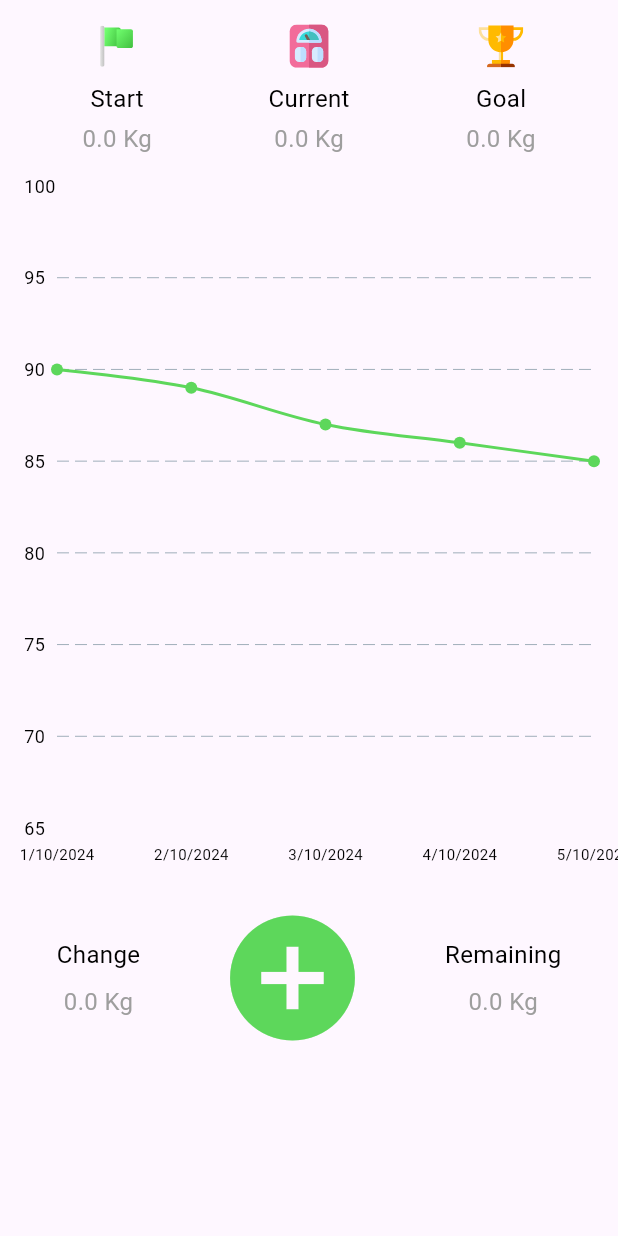
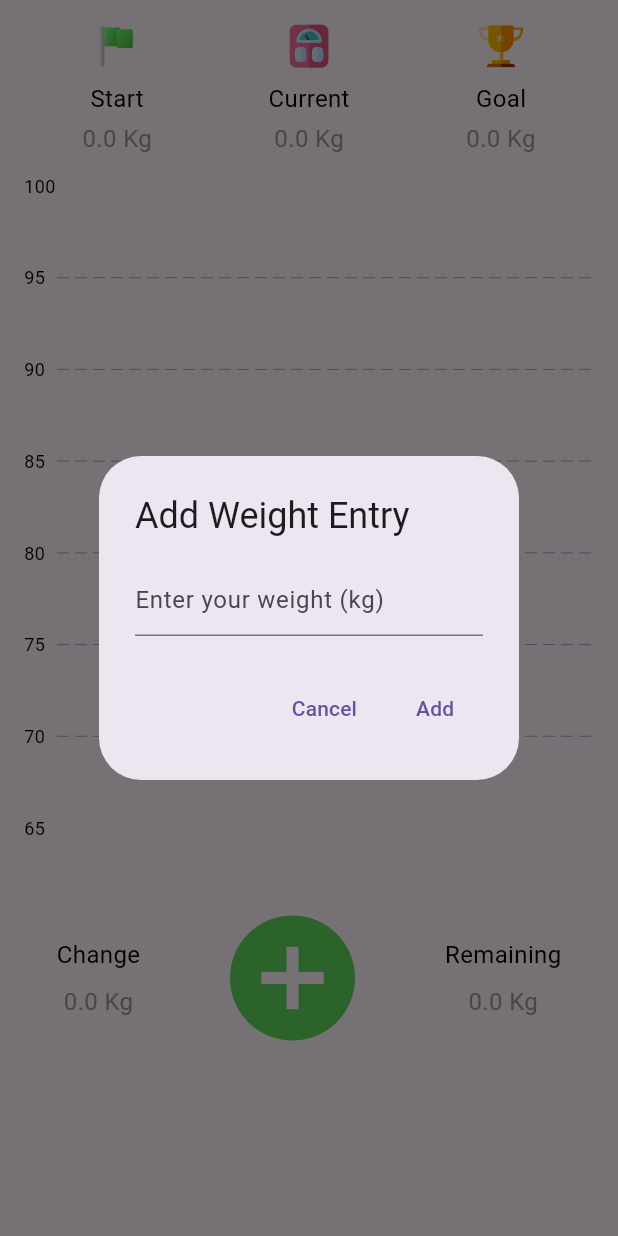
Before and after one commit to bc200408759/Weight_Scale, a Flutter app: the HomeTab widget shown alone on an empty page, opened directly, after a tap on the "add circle" icon, on a phone screen of 412 x 824 dp. Run offline on Flutter 3.47's test engine with Material 3 defaults, Android fonts, the phone set to English and light mode, and no system bars; drawn by our look-alikes of fl_chart; our stand-ins replace flutter_svg, shared_preferences; accounts and stored records are empty.

Commit message:
updated history tab with user preferances

```diff
--- a/lib/screens/home.dart
+++ b/lib/screens/home.dart
@@ -2,6 +2,7 @@ import 'package:flutter/material.dart';
 import 'package:flutter_svg/flutter_svg.dart';
 import 'package:fl_chart/fl_chart.dart';
 import '../user_preferences.dart'; // Import your UserPreferences class
+import '../weight_history.dart'; // Import your WeightHistory class
 
 class HomeTab extends StatefulWidget {
   @override
@@ -9,13 +10,8 @@ class HomeTab extends StatefulWidget {
 }
 
 class _HomeTabState extends State<HomeTab> {
-  final List<String> dates = [
-    "1/10/2024",
-    "2/10/2024",
-    "3/10/2024",
-    "4/10/2024",
-    "5/10/2024",
-  ];
+  final List<String> dates = [];
+  List<FlSpot> weightSpots = []; // Store FlSpot data for the chart
 
   double startWeight = 0.0;
   double currentWeight = 0.0;
@@ -24,11 +20,13 @@ class _HomeTabState extends State<HomeTab> {
   double remainingWeight = 0.0;
 
   final UserPreferences _userPreferences = UserPreferences();
+  final WeightHistory _weightHistory = WeightHistory();
 
   @override
   void initState() {
     super.initState();
     _initializeUserData();
+    _initializeWeightHistory();
   }
 
   Future<void> _initializeUserData() async {
@@ -41,6 +39,81 @@ class _HomeTabState extends State<HomeTab> {
       weightChange = startWeight - currentWeight;
       remainingWeight = currentWeight - targetWeight;
     });
+  }
+
+  Future<void> _initializeWeightHistory() async {
+    await _weightHistory.init();
+    _loadWeightHistory();
+  }
+
+  void _loadWeightHistory() {
+    final history = _weightHistory.getHistory();
+
+    // Populate the FlSpot data and dates
+    weightSpots = [];
+    dates.clear(); // Clear previous dates
+
+    for (var i = 0; i < history.length; i++) {
+      final entry = history[i];
+      weightSpots.add(FlSpot(i.toDouble() + 1, entry['weight'])); // FlSpot(x, y)
+      dates.add(DateTime.parse(entry['date']).toLocal().toString().split(' ')[0]); // Get date in YYYY-MM-DD format
+    }
+
+    setState(() {}); // Trigger a rebuild to update the chart
+  }
+
+  Future<void> _addWeightEntry() async {
+    final double? weight = await _showWeightInputDialog();
+    if (weight != null) {
+      await _weightHistory.addWeightEntry(weight);
+
+      // Update UserPreferences with the new current weight
+      await _userPreferences.setCurrentWeight(weight); // Update current weight in UserPreferences
+
+      // Update UI state
+      setState(() {
+        currentWeight = weight; // Update the currentWeight state variable
+        weightChange = startWeight - currentWeight; // Recalculate weightChange
+        remainingWeight = currentWeight - targetWeight; // Recalculate remainingWeight
+      });
+
+      _loadWeightHistory();  // Refresh weight history data
+      _weightHistory.printWeightHistory();  // Print weight history to the console
+    }
+  }
+
+  Future<double?> _showWeightInputDialog() async {
+    double? weight;
+    return await showDialog<double>(
+      context: context,
+      builder: (BuildContext context) {
+        double inputWeight = 0.0;
+        return AlertDialog(
+          title: Text("Add Weight Entry"),
+          content: TextField(
+            keyboardType: TextInputType.number,
+            decoration: InputDecoration(hintText: "Enter your weight (kg)"),
+            onChanged: (value) {
+              inputWeight = double.tryParse(value) ?? 0.0;
+            },
+          ),
+          actions: <Widget>[
+            TextButton(
+              child: Text("Cancel"),
+              onPressed: () {
+                Navigator.of(context).pop();
+              },
+            ),
+            TextButton(
+              child: Text("Add"),
+              onPressed: () {
+                Navigator.of(context).pop(inputWeight);
+              },
+            ),
+          ],
+        );
+      },
+    );
   }
 
   @override
@@ -60,7 +133,7 @@ class _HomeTabState extends State<HomeTab> {
           ),
           SizedBox(height: 20),
 
-          // Adjusted Line Chart for Weight Progress
+          // Updated Line Chart for Weight Progress
           SizedBox(
             height: 450,
             child: LineChart(
@@ -109,13 +182,7 @@ class _HomeTabState extends State<HomeTab> {
                 borderData: FlBorderData(show: false),
                 lineBarsData: [
                   LineChartBarData(
-                    spots: [
-                      FlSpot(1, 90),
-                      FlSpot(2, 89),
-                      FlSpot(3, 87),
-                      FlSpot(4, 86),
-                      FlSpot(5, 85),
-                    ],
+                    spots: weightSpots, // Use the FlSpot data from weight history
                     isCurved: true,
                     barWidth: 2,
                     color: Color(0xFF5DD75B),
@@ -132,9 +199,7 @@ class _HomeTabState extends State<HomeTab> {
               _buildWeightColumn("Change", "$weightChange Kg"),
               IconButton(
                 icon: Icon(Icons.add_circle, color: Color(0xFF5DD75B), size: 100),
-                onPressed: () {
-                  // Add functionality here
-                },
+                onPressed: _addWeightEntry, // Call the function to add weight entry
               ),
               _buildWeightColumn("Remaining", "$remainingWeight Kg"),
             ],
--- a/lib/weight_history.dart
+++ b/lib/weight_history.dart
@@ -46,6 +46,14 @@ class WeightHistory {
     await _prefs?.setString(_historyKey, json.encode(history));
   }
 
+ // Method to print all weight history entries
+  void printWeightHistory() {
+    final history = getHistory();
+    for (var entry in history) {
+      print('Date: ${entry['date']}, Weight: ${entry['weight']} Kg, Change: ${entry['change']} Kg');
+    }
+  }
+
   // Clear the history (for debugging/testing purposes)
   Future<void> clearHistory() async {
     await _prefs?.remove(_historyKey);
--- a/pubspec.yaml
+++ b/pubspec.yaml
@@ -42,6 +42,7 @@ dependencies:
   # The following adds the Cupertino Icons font to your application.
   # Use with the CupertinoIcons class for iOS style icons.
   cupertino_icons: ^1.0.8
+  intl: ^0.19.0
 
 dev_dependencies:
   flutter_test:
```
Also changed, not shown: lib/screens/history.dart (+43 -19 lines), pubspec.lock.
